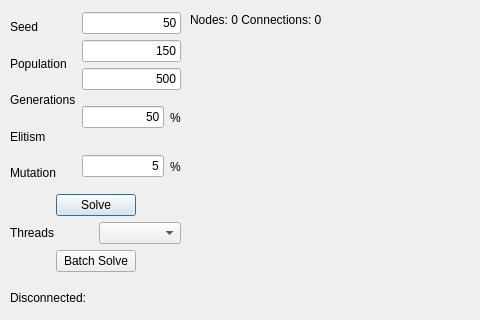
Above: customdialog.ui from xQsme/RLP_Qt before the change; both pictures show x 0 to 480 and y 0 to 320 of the 772 by 462 pixel window. Below: the same form after it.
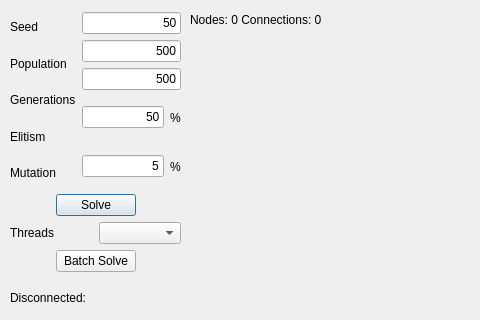
That is the form after the change.

What changed in the file:
```diff
--- a/customdialog.ui
+++ b/customdialog.ui
@@ -54,7 +54,7 @@
     <number>0</number>
    </property>
   </widget>
-  <widget class="QWidget" name="">
+  <widget class="QWidget" name="layoutWidget">
    <property name="geometry">
     <rect>
      <x>10</x>
@@ -138,7 +138,7 @@
         <item>
          <widget class="QLineEdit" name="lineEditPopulation">
           <property name="text">
-           <string>150</string>
+           <string>500</string>
           </property>
           <property name="alignment">
            <set>Qt::AlignRight|Qt::AlignTrailing|Qt::AlignVCenter</set>
```
